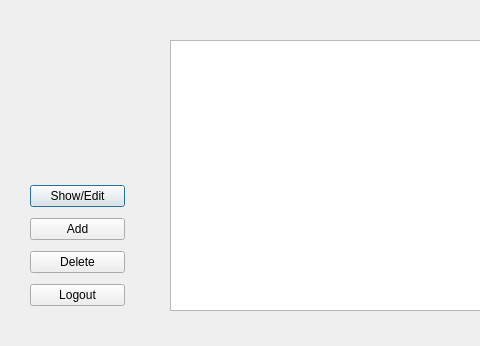
Old version of the form overview.ui in the repository kuczi55/Password-manager; both pictures show x 0 to 480 and y 0 to 346 of the 699 by 346 pixel window.
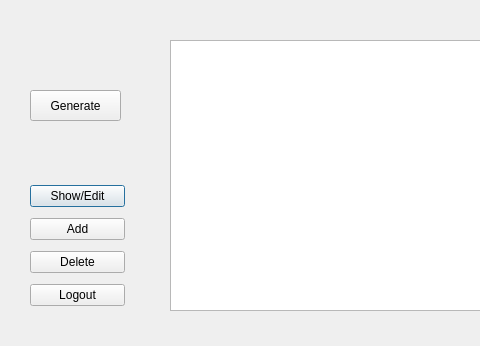
New version of the form.

The edit to the form file:
```diff
--- a/overview.ui
+++ b/overview.ui
@@ -63,6 +63,19 @@
     </item>
    </layout>
   </widget>
+  <widget class="QPushButton" name="pushButton">
+   <property name="geometry">
+    <rect>
+     <x>30</x>
+     <y>90</y>
+     <width>91</width>
+     <height>31</height>
+    </rect>
+   </property>
+   <property name="text">
+    <string>Generate</string>
+   </property>
+  </widget>
  </widget>
  <resources/>
  <connections/>
```
